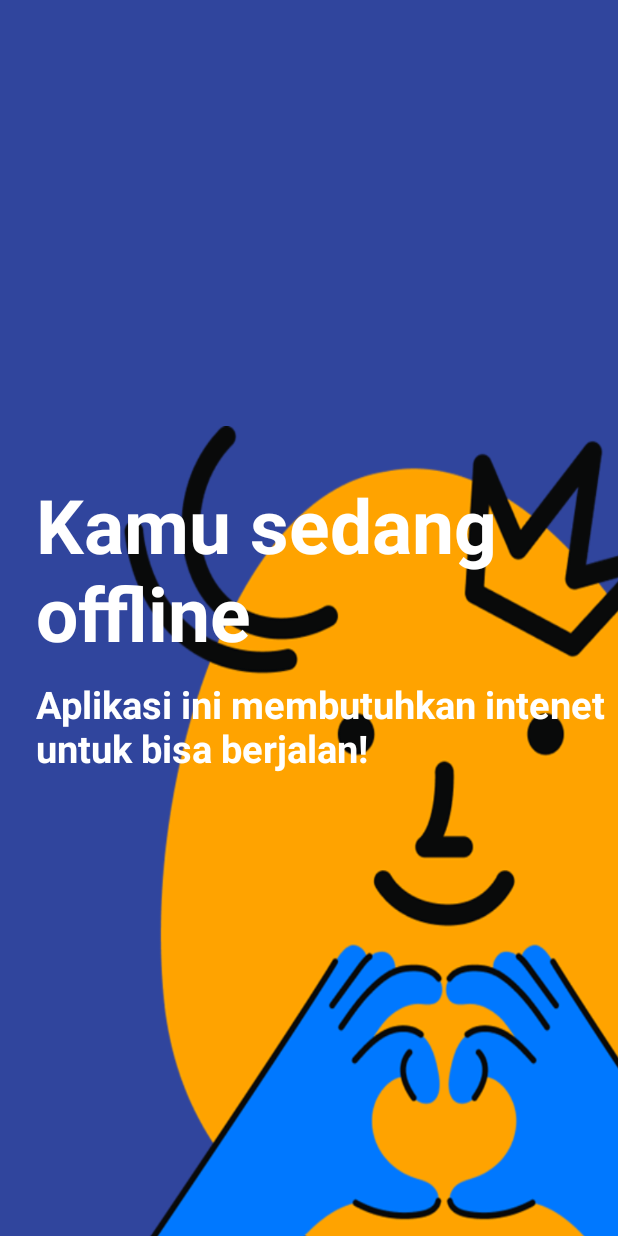
After one commit to nuhgroh2004/UAS-PPPB1, an Android app: the OfflineActivity screen opened directly, with no data from a screen before it, on a phone screen of 412 x 824 dp. The commit adds this screen. Run offline under Robolectric (Android 15) with nearby library versions, the phone set to English and light mode, and no system bars.

Commit message:
Feat: Tampilan offline dan fungsionalitasnya

```diff
--- a/app/src/main/AndroidManifest.xml
+++ b/app/src/main/AndroidManifest.xml
@@ -3,6 +3,7 @@
     xmlns:tools="http://schemas.android.com/tools">
 
     <uses-permission android:name="android.permission.INTERNET" />
+    <uses-permission android:name="android.permission.ACCESS_NETWORK_STATE"/>
 
     <application
         android:name=".MyApp"
@@ -15,6 +16,9 @@
         android:supportsRtl="true"
         android:theme="@style/Theme.UasPppb1"
         tools:targetApi="31">
+        <activity
+            android:name=".OfflineActivity"
+            android:exported="false" />
         <activity
             android:name=".EditMoodActivity"
             android:exported="false" />
--- a/app/src/main/java/com/example/uaspppb1/HomeActivity.kt
+++ b/app/src/main/java/com/example/uaspppb1/HomeActivity.kt
@@ -8,7 +8,6 @@ import android.widget.ImageView
 import android.widget.LinearLayout
 import android.widget.TextView
 import androidx.activity.enableEdgeToEdge
-import androidx.appcompat.app.AppCompatActivity
 import com.example.uaspppb1.Api.ApiService
 import com.example.uaspppb1.Model.Mood
 import com.example.uaspppb1.databinding.ActivityHomeBinding
@@ -19,7 +18,7 @@ import java.text.DateFormatSymbols
 import java.text.SimpleDateFormat
 import java.util.*
 
-class HomeActivity : AppCompatActivity() {
+class HomeActivity : BaseActivity() {
     private lateinit var binding: ActivityHomeBinding
     private lateinit var apiService: ApiService
 
--- a/app/src/main/java/com/example/uaspppb1/LoginActivity.kt
+++ b/app/src/main/java/com/example/uaspppb1/LoginActivity.kt
@@ -1,6 +1,7 @@
 // File: LoginActivity.kt
 package com.example.uaspppb1
 
+import android.content.Context
 import android.content.Intent
 import android.os.Bundle
 import android.widget.Toast
@@ -8,6 +9,8 @@ import androidx.appcompat.app.AppCompatActivity
 import androidx.lifecycle.lifecycleScope
 import com.example.uaspppb1.databinding.ActivityLoginBinding
 import kotlinx.coroutines.launch
+import android.net.ConnectivityManager
+import android.net.NetworkCapabilities
 
 class LoginActivity : AppCompatActivity() {
     private lateinit var binding: ActivityLoginBinding
--- /dev/null
+++ b/app/src/main/java/com/example/uaspppb1/OfflineActivity.kt
@@ -0,0 +1,30 @@
+package com.example.uaspppb1
+
+import android.content.BroadcastReceiver
+import android.content.IntentFilter
+import android.net.ConnectivityManager
+import android.os.Bundle
+import androidx.appcompat.app.AppCompatActivity
+import androidx.core.content.ContextCompat
+
+class OfflineActivity : AppCompatActivity() {
+
+    private lateinit var networkChangeReceiver: BroadcastReceiver
+
+    override fun onCreate(savedInstanceState: Bundle?) {
+        super.onCreate(savedInstanceState)
+        setContentView(R.layout.activity_offline)
+
+        window.statusBarColor = ContextCompat.getColor(this, R.color.blue)
+        window.decorView.systemUiVisibility = window.decorView.systemUiVisibility or
+                android.view.View.SYSTEM_UI_FLAG_LIGHT_STATUS_BAR
+
+        networkChangeReceiver = NetworkChangeReceiver()
+        registerReceiver(networkChangeReceiver, IntentFilter(ConnectivityManager.CONNECTIVITY_ACTION))
+    }
+
+    override fun onDestroy() {
+        super.onDestroy()
+        unregisterReceiver(networkChangeReceiver)
+    }
+}
--- a/app/src/main/java/com/example/uaspppb1/RegisterActivity.kt
+++ b/app/src/main/java/com/example/uaspppb1/RegisterActivity.kt
@@ -1,6 +1,9 @@
 package com.example.uaspppb1
 
+import android.content.Context
 import android.content.Intent
+import android.net.ConnectivityManager
+import android.net.NetworkCapabilities
 import android.os.Bundle
 import android.widget.Toast
 import androidx.appcompat.app.AppCompatActivity
@@ -41,4 +44,5 @@ class RegisterActivity : AppCompatActivity() {
             }
         }
     }
+
 }
--- /dev/null
+++ b/app/src/main/res/layout/activity_offline.xml
@@ -0,0 +1,52 @@
+<androidx.constraintlayout.widget.ConstraintLayout xmlns:android="http://schemas.android.com/apk/res/android"
+    xmlns:app="http://schemas.android.com/apk/res-auto"
+    xmlns:tools="http://schemas.android.com/tools"
+    android:id="@+id/main"
+    android:layout_width="match_parent"
+    android:layout_height="match_parent"
+    android:orientation="vertical"
+    android:background="#30459D"
+    tools:context=".OfflineActivity">
+
+    <!-- Image Background -->
+    <ImageView
+        android:layout_width="450dp"
+        android:layout_height="600dp"
+        android:src="@drawable/bgoffline"
+        android:scaleType="fitXY"
+        android:layout_marginStart="180dp"
+        android:layout_marginBottom="-60dp"
+        app:layout_constraintBottom_toBottomOf="parent"
+        app:layout_constraintStart_toStartOf="parent"
+        app:layout_constraintEnd_toEndOf="parent" />
+
+    <!-- Back Button Section -->
+    <LinearLayout
+        android:id="@+id/back_button"
+        android:layout_width="wrap_content"
+        android:layout_height="wrap_content"
+        android:orientation="vertical"
+        android:layout_marginTop="100dp"
+        android:layout_marginStart="16dp"
+        android:padding="8dp"
+        android:layout_marginBottom="300dp"
+        app:layout_constraintBottom_toBottomOf="parent"
+        app:layout_constraintStart_toStartOf="parent">
+
+        <TextView
+            android:layout_width="wrap_content"
+            android:layout_height="wrap_content"
+            android:textSize="50dp"
+            android:textColor="@color/white"
+            android:textStyle="bold"
+            android:text="Kamu sedang    offline" />
+        <TextView
+            android:layout_width="wrap_content"
+            android:layout_height="wrap_content"
+            android:textSize="25dp"
+            android:layout_marginTop="10dp"
+            android:textColor="@color/white"
+            android:textStyle="bold"
+            android:text="Aplikasi ini membutuhkan intenet untuk bisa berjalan!" />
+    </LinearLayout>
+</androidx.constraintlayout.widget.ConstraintLayout>
--- a/app/src/main/res/values/colors.xml
+++ b/app/src/main/res/values/colors.xml
@@ -2,4 +2,5 @@
 <resources>
     <color name="black">#FF000000</color>
     <color name="white">#FFFFFFFF</color>
+    <color name="blue">#30459D</color>
 </resources>
```
Also changed, not shown: app/src/main/java/com/example/uaspppb1/BaseActivity.kt (added, +39 -0 lines), app/src/main/java/com/example/uaspppb1/NetworkChangeReceiver.kt (added, +31 -0 lines), app/src/main/res/layout/activity_edit_mood.xml (+6 -20 lines), app/src/main/res/drawable/bgoffline.png (added).
